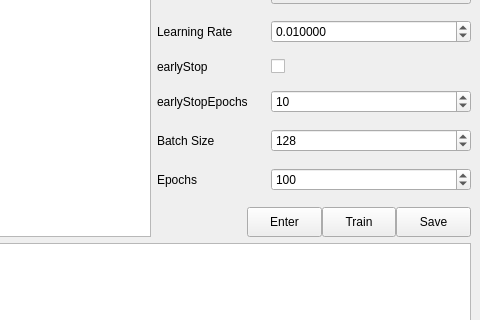
This is QSAR-UI/mainwindow1.ui in sheMnapion/AI-QSAR as Qt 5 draws it before an edit; both pictures show x 402 to 882 and y 103 to 423 of the 882 by 577 pixel window. The edited form follows.
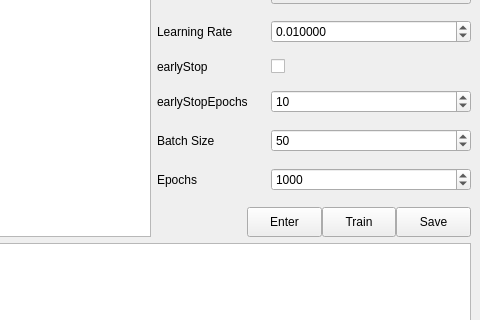
This is the edited form.

What changed in the file:
```diff
--- a/QSAR-UI/mainwindow1.ui
+++ b/QSAR-UI/mainwindow1.ui
@@ -314,7 +314,7 @@
          <number>8192</number>
         </property>
         <property name="value">
-         <number>128</number>
+         <number>50</number>
         </property>
        </widget>
       </item>
@@ -337,10 +337,10 @@
          <number>1</number>
         </property>
         <property name="maximum">
-         <number>2000</number>
+         <number>20000</number>
         </property>
         <property name="value">
-         <number>100</number>
+         <number>1000</number>
         </property>
        </widget>
       </item>
```
